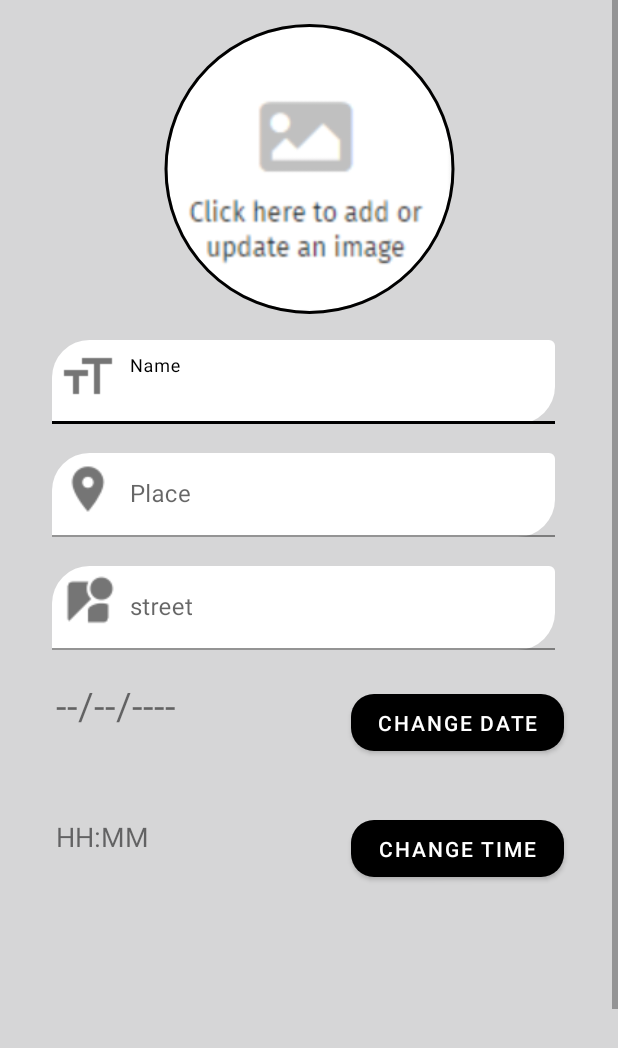
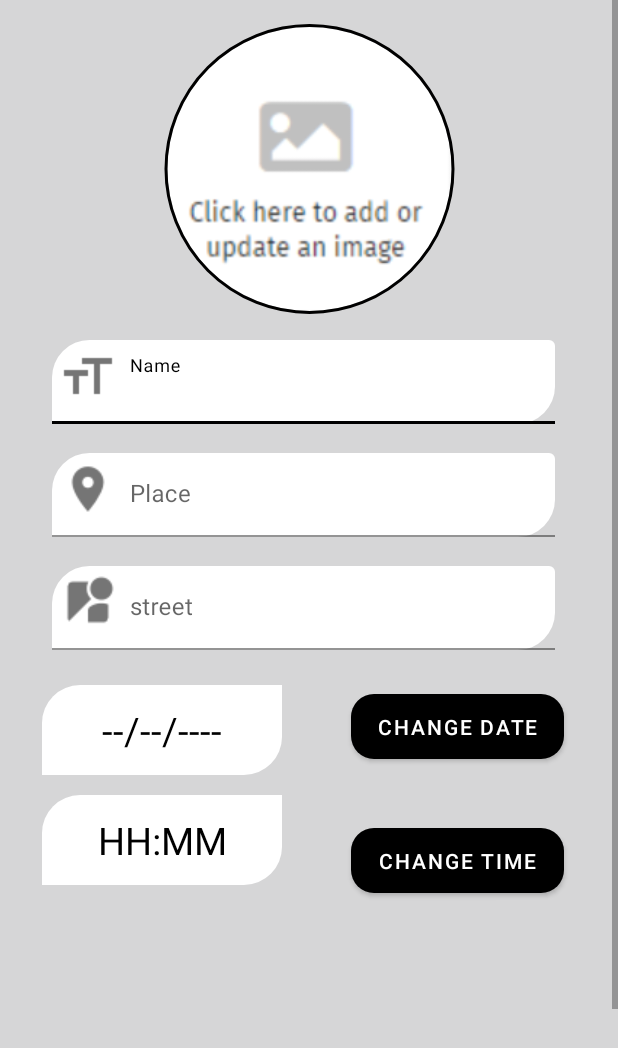
Before and after one commit to xlcod/SocialMeet, an Android app: the QuedadasAddActivity screen opened directly, with no data from a screen before it, on a phone screen of 412 x 824 dp. Shown: the top 1048 px of the screen. Run offline under Robolectric (Android 15) with nearby library versions, the phone set to English and light mode, and no system bars; our stand-ins replace CircleImageView, Firebase (no records; nobody signed in at launch, a user with empty details on screens opened directly).

Commit message:
added fixes and string , visual changes and updated ver

```diff
--- a/app/src/main/java/com/pernas/socialmeet/ui/quedadasAdd/QuedadasAddAdapter.kt
+++ b/app/src/main/java/com/pernas/socialmeet/ui/quedadasAdd/QuedadasAddAdapter.kt
@@ -12,22 +12,15 @@ import com.pernas.socialmeet.R
 
 class QuedadasAddAdapter(private val listener: (List<Any?>) -> Unit) : RecyclerView.Adapter<QuedadasAddAdapter.ViewHolder>() {
 
-
-    private var usuarios = ArrayList<String>()
     var selectedUsers = arrayListOf<String>()
     var selectedUsersId = arrayListOf<String>()
     var hash= hashMapOf<Any,Any>()
 
     fun showUsers(users: HashMap<Any,Any>) {
        this.hash = users
-        for (key in hash) {
-            Log.e("AVER ",key.key.toString())
-            Log.e("AVER2 ",key.value.toString())
-        }
         notifyDataSetChanged()
     }
     fun addSelectedUsers() : ArrayList<String> {
-        Log.d("check",selectedUsers.size.toString())
         return selectedUsers
     }
     fun addQuedadasOtherUsers() : ArrayList<String>{
--- a/app/src/main/java/com/pernas/socialmeet/ui/quedadasDetail/QuedadasDetail.kt
+++ b/app/src/main/java/com/pernas/socialmeet/ui/quedadasDetail/QuedadasDetail.kt
@@ -93,7 +93,7 @@ class QuedadasDetail : AppCompatActivity(), QuedadasDetailView {
         val editText = EditText(this)
 
 
-        alertDialogBuilder.setTitle("Editar Lugar")
+        alertDialogBuilder.setTitle(R.string.change_place)
         alertDialogBuilder.setView(editText)
 
         alertDialogBuilder.setPositiveButton(
@@ -122,7 +122,7 @@ class QuedadasDetail : AppCompatActivity(), QuedadasDetailView {
         val editText = EditText(this)
 
 
-        alertDialogBuilder.setTitle("Editar Nombre")
+        alertDialogBuilder.setTitle(R.string.change_quedadaName)
         alertDialogBuilder.setView(editText)
 
         alertDialogBuilder.setPositiveButton(
@@ -152,7 +152,7 @@ class QuedadasDetail : AppCompatActivity(), QuedadasDetailView {
         val editText = EditText(this)
 
 
-        alertDialogBuilder.setTitle("Editar Fecha")
+        alertDialogBuilder.setTitle(R.string.change_date_quedada)
         alertDialogBuilder.setView(editText)
 
         alertDialogBuilder.setPositiveButton(
--- a/app/src/main/res/drawable/rounded_button.xml
+++ b/app/src/main/res/drawable/rounded_button.xml
@@ -1,8 +1,8 @@
 <?xml version="1.0" encoding="utf-8"?>
 <shape xmlns:android="http://schemas.android.com/apk/res/android"
     android:shape="rectangle">
-    <solid android:color="#ffff"></solid>
-    <corners android:radius="50dp"></corners>
+    <solid android:color="#ffff" />
+    <corners android:topLeftRadius="25dp" android:bottomRightRadius="25dp" />
 
 
 
--- /dev/null
+++ b/app/src/main/res/drawable/rounded_user_item.xml
@@ -0,0 +1,6 @@
+<?xml version="1.0" encoding="UTF-8"?>
+<shape xmlns:android="http://schemas.android.com/apk/res/android">
+    <solid android:color="#FFFFFF"/>
+    <corners android:radius="20sp"/>
+    <padding android:left="0dp" android:top="0dp" android:right="0dp" android:bottom="0dp" />
+</shape>
--- a/app/src/main/res/layout/activity_main.xml
+++ b/app/src/main/res/layout/activity_main.xml
@@ -75,7 +75,7 @@
         android:layout_width="340dp"
         android:layout_height="48dp"
         android:layout_marginStart="32dp"
-        android:layout_marginTop="17dp"
+        android:layout_marginTop="4dp"
         android:layout_marginEnd="32dp"
         android:layout_marginBottom="10dp"
         android:hapticFeedbackEnabled="true"
@@ -86,7 +86,7 @@
         app:layout_constraintBottom_toTopOf="@+id/registerButton"
         app:layout_constraintEnd_toEndOf="parent"
         app:layout_constraintStart_toStartOf="parent"
-        app:layout_constraintTop_toBottomOf="@+id/progressBar" />
+        app:layout_constraintTop_toBottomOf="@+id/passwordLogin" />
 
     <com.google.android.material.button.MaterialButton
         android:id="@+id/registerButton"
--- a/app/src/main/res/layout/activity_profile.xml
+++ b/app/src/main/res/layout/activity_profile.xml
@@ -182,7 +182,7 @@
             android:layout_alignParentBottom="true"
             android:layout_marginBottom="20dp"
             app:backgroundTint="#7C4DFF"
-            android:text="Update password / Email"
+            android:text="@string/updatepass_email"
             app:icon="@drawable/change_password"
             />
 
--- a/app/src/main/res/layout/activity_quedadas_add.xml
+++ b/app/src/main/res/layout/activity_quedadas_add.xml
@@ -121,11 +121,15 @@
 
             <TextView
                 android:id="@+id/text_view_date_1"
-                android:layout_width="165dp"
-                android:layout_height="79dp"
+                android:layout_width="160dp"
+                android:layout_height="60dp"
                 android:layout_marginStart="50dp"
+                android:layout_marginTop="16dp"
                 android:layout_marginEnd="68dp"
+                android:background="@drawable/rounded_button"
+                android:gravity="center"
                 android:padding="12dp"
+                android:textColor="#000000"
                 android:textSize="25sp"
                 app:layout_constraintEnd_toStartOf="@+id/button_date_1"
                 app:layout_constraintStart_toStartOf="parent"
@@ -134,23 +138,26 @@
             <Button
                 android:id="@+id/button_date_1"
                 android:layout_width="142dp"
-                app:cornerRadius="15dp"
-                android:layout_height="50dp"
+                android:layout_height="55dp"
                 android:layout_marginTop="16dp"
                 android:layout_marginEnd="36dp"
                 android:text="@string/change_date"
+                app:cornerRadius="15dp"
                 app:layout_constraintEnd_toEndOf="parent"
                 app:layout_constraintTop_toBottomOf="@+id/calleInputLayout" />
 
             <TextView
                 android:id="@+id/text_view_time_1"
-                android:layout_width="165dp"
-                android:layout_height="79dp"
+                android:layout_width="160dp"
+                android:layout_height="60dp"
                 android:layout_marginStart="50dp"
                 android:layout_marginTop="13dp"
                 android:layout_marginEnd="68dp"
+                android:background="@drawable/rounded_button"
+                android:gravity="center"
                 android:padding="12dp"
-                android:textSize="18sp"
+                android:textColor="#000000"
+                android:textSize="25sp"
                 app:layout_constraintEnd_toStartOf="@+id/pickTimeBtn"
                 app:layout_constraintStart_toStartOf="parent"
                 app:layout_constraintTop_toBottomOf="@+id/text_view_date_1" />
@@ -158,11 +165,11 @@
             <Button
                 android:id="@+id/pickTimeBtn"
                 android:layout_width="142dp"
-                android:layout_height="50dp"
-                app:cornerRadius="15dp"
+                android:layout_height="55dp"
                 android:layout_marginTop="34dp"
                 android:layout_marginEnd="36dp"
                 android:text="@string/change_time"
+                app:cornerRadius="15dp"
                 app:layout_constraintEnd_toEndOf="parent"
                 app:layout_constraintTop_toBottomOf="@+id/button_date_1" />
 
--- a/app/src/main/res/layout/username_item.xml
+++ b/app/src/main/res/layout/username_item.xml
@@ -9,6 +9,7 @@
         android:layout_width="match_parent"
         android:layout_height="match_parent"
         android:padding="8dp"
+        android:background="@drawable/rounded_user_item"
         android:gravity="left">
 
         <ImageView
--- a/build.gradle
+++ b/build.gradle
@@ -1,14 +1,14 @@
 // Top-level build file where you can add configuration options common to all sub-projects/modules.
 
 buildscript {
-    ext.kotlin_version = '1.3.61'
+    ext.kotlin_version = '1.3.72'
     repositories {
         google()
         jcenter()
 
     }
     dependencies {
-        classpath 'com.android.tools.build:gradle:3.6.3'
+        classpath 'com.android.tools.build:gradle:4.0.0'
         classpath "org.jetbrains.kotlin:kotlin-gradle-plugin:$kotlin_version"
         classpath 'com.google.gms:google-services:4.3.3'
 
```
Also changed, not shown: app/build.gradle (+15 -7 lines), app/src/main/java/com/pernas/socialmeet/ui/changePass/PasswordChangeActivity.kt (+7 -1 lines), app/src/main/res/layout/activity_password_change.xml (+7 -5 lines), app/src/main/res/values/strings.xml (+12 -0 lines), gradle/wrapper/gradle-wrapper.properties, 1 other file.
